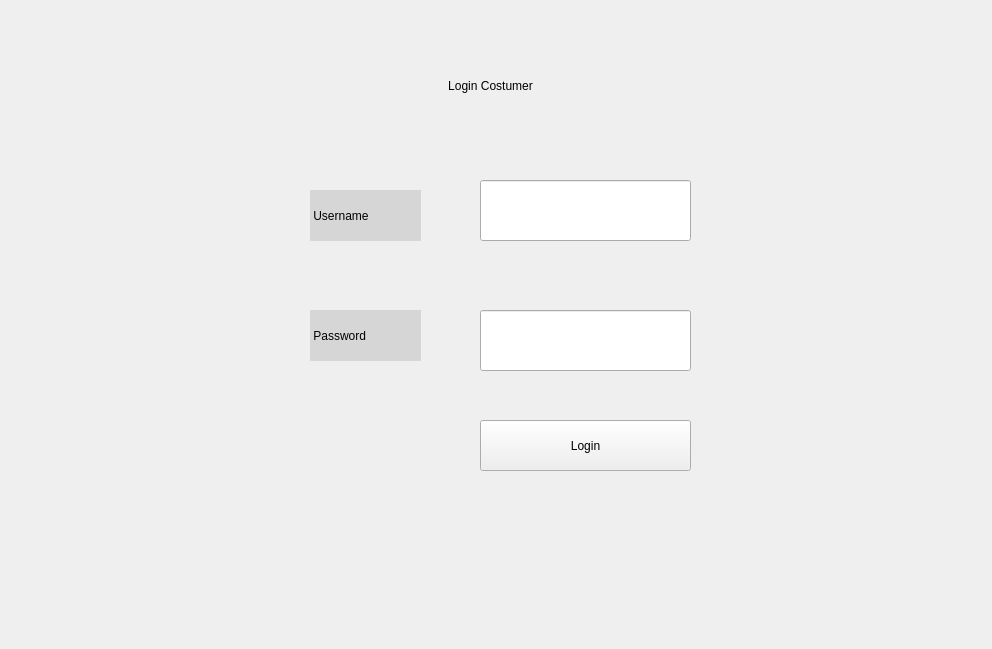
First picture: the form in UIAP_Final/costumerloginpage.ui, repository a-HA7-z/UIAP_Final, before the edit.
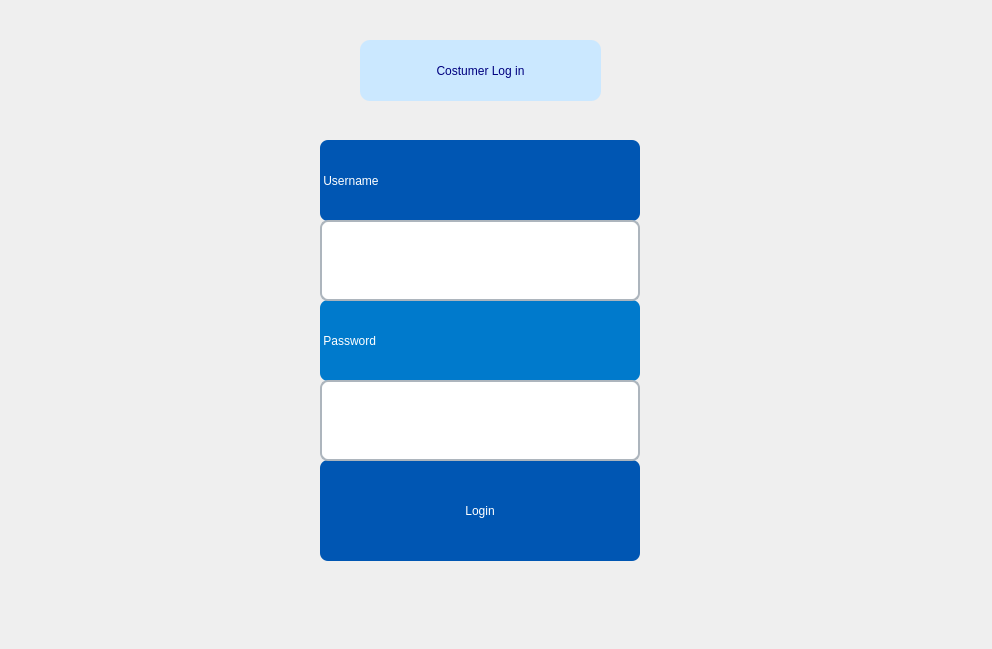
Second picture: the form after the edit. Icons and pictures are not drawn.

Commit message: setting background1

Diff of the .ui file:
```diff
--- a/UIAP_Final/costumerloginpage.ui
+++ b/UIAP_Final/costumerloginpage.ui
@@ -13,55 +13,176 @@
   <property name="windowTitle">
    <string>Form</string>
   </property>
+  <widget class="QLabel" name="label_7">
+   <property name="geometry">
+    <rect>
+     <x>360</x>
+     <y>40</y>
+     <width>241</width>
+     <height>61</height>
+    </rect>
+   </property>
+   <property name="styleSheet">
+    <string notr="true">color: rgb(0, 0, 127);
+background-color: rgb(203, 232, 255);
+font: 16pt &quot;Malgun Gothic&quot;;
+border-radius: 10px;</string>
+   </property>
+   <property name="text">
+    <string>Costumer Log in</string>
+   </property>
+   <property name="alignment">
+    <set>Qt::AlignmentFlag::AlignCenter</set>
+   </property>
+  </widget>
+  <widget class="QLabel" name="background">
+   <property name="enabled">
+    <bool>true</bool>
+   </property>
+   <property name="geometry">
+    <rect>
+     <x>-60</x>
+     <y>0</y>
+     <width>1091</width>
+     <height>651</height>
+    </rect>
+   </property>
+   <property name="styleSheet">
+    <string notr="true">background-image: url(:/background1/image2.png);</string>
+   </property>
+   <property name="text">
+    <string/>
+   </property>
+  </widget>
   <widget class="QLabel" name="label_2">
    <property name="geometry">
     <rect>
-     <x>310</x>
-     <y>310</y>
-     <width>111</width>
-     <height>51</height>
+     <x>320</x>
+     <y>300</y>
+     <width>320</width>
+     <height>81</height>
     </rect>
    </property>
+   <property name="sizePolicy">
+    <sizepolicy hsizetype="Preferred" vsizetype="Fixed">
+     <horstretch>0</horstretch>
+     <verstretch>0</verstretch>
+    </sizepolicy>
+   </property>
+   <property name="minimumSize">
+    <size>
+     <width>0</width>
+     <height>61</height>
+    </size>
+   </property>
+   <property name="maximumSize">
+    <size>
+     <width>16777215</width>
+     <height>500</height>
+    </size>
+   </property>
    <property name="styleSheet">
-    <string notr="true">background-color: rgb(214, 214, 214);
-color: rgb(0, 0, 0);</string>
+    <string notr="true">background-color: rgb(0, 122, 204);
+color: rgb(255, 255, 255);
+border-radius: 8px;
+font: 14pt &quot;Calibri&quot;;</string>
    </property>
    <property name="text">
     <string> Password</string>
    </property>
   </widget>
+  <widget class="QPushButton" name="pushButton">
+   <property name="geometry">
+    <rect>
+     <x>320</x>
+     <y>460</y>
+     <width>320</width>
+     <height>101</height>
+    </rect>
+   </property>
+   <property name="minimumSize">
+    <size>
+     <width>0</width>
+     <height>61</height>
+    </size>
+   </property>
+   <property name="maximumSize">
+    <size>
+     <width>16777215</width>
+     <height>500</height>
+    </size>
+   </property>
+   <property name="styleSheet">
+    <string notr="true">background-color: rgb(0, 86, 179);
+color: rgb(255, 255, 255);
+border-radius: 8px;
+font: 14pt &quot;Calibri&quot;;</string>
+   </property>
+   <property name="text">
+    <string>Login</string>
+   </property>
+  </widget>
   <widget class="QLineEdit" name="passwordEdit">
    <property name="geometry">
     <rect>
-     <x>480</x>
-     <y>310</y>
-     <width>211</width>
-     <height>61</height>
+     <x>320</x>
+     <y>380</y>
+     <width>320</width>
+     <height>81</height>
     </rect>
    </property>
-  </widget>
-  <widget class="QLineEdit" name="usernameEdit">
-   <property name="geometry">
-    <rect>
-     <x>480</x>
-     <y>180</y>
-     <width>211</width>
+   <property name="minimumSize">
+    <size>
+     <width>0</width>
      <height>61</height>
-    </rect>
+    </size>
+   </property>
+   <property name="maximumSize">
+    <size>
+     <width>16777215</width>
+     <height>500</height>
+    </size>
+   </property>
+   <property name="styleSheet">
+    <string notr="true">color: rgb(0, 0, 0);
+border-radius: 8px;
+font: 14pt &quot;Calibri&quot;;
+border: 2px solid rgb(173, 181, 189);
+background-color: rgb(255, 255, 255);</string>
    </property>
   </widget>
   <widget class="QLabel" name="label">
    <property name="geometry">
     <rect>
-     <x>310</x>
-     <y>190</y>
-     <width>111</width>
-     <height>51</height>
+     <x>320</x>
+     <y>140</y>
+     <width>320</width>
+     <height>81</height>
     </rect>
    </property>
+   <property name="sizePolicy">
+    <sizepolicy hsizetype="Preferred" vsizetype="Fixed">
+     <horstretch>0</horstretch>
+     <verstretch>0</verstretch>
+    </sizepolicy>
+   </property>
+   <property name="minimumSize">
+    <size>
+     <width>0</width>
+     <height>61</height>
+    </size>
+   </property>
+   <property name="maximumSize">
+    <size>
+     <width>16777215</width>
+     <height>500</height>
+    </size>
+   </property>
    <property name="styleSheet">
-    <string notr="true">background-color: rgb(214, 214, 214);
-color: rgb(0, 0, 0);</string>
+    <string notr="true">background-color: rgb(0, 86, 179);
+color: rgb(255, 255, 255);
+border-radius: 8px;
+font: 14pt &quot;Calibri&quot;;</string>
    </property>
    <property name="text">
     <string> Username</string>
@@ -70,31 +191,31 @@
   <widget class="QPushButton" name="pushButton">
    <property name="geometry">
     <rect>
-     <x>480</x>
-     <y>420</y>
-     <width>211</width>
-     <height>51</height>
+     <x>320</x>
+     <y>220</y>
+     <width>320</width>
+     <height>81</height>
     </rect>
    </property>
-   <property name="text">
-    <string>Login</string>
+   <property name="minimumSize">
+    <size>
+     <width>0</width>
+     <height>61</height>
+    </size>
    </property>
-  </widget>
-  <widget class="QLabel" name="label_3">
-   <property name="geometry">
-    <rect>
-     <x>400</x>
-     <y>60</y>
-     <width>181</width>
-     <height>51</height>
-    </rect>
+   <property name="maximumSize">
+    <size>
+     <width>16777215</width>
+     <height>500</height>
+    </size>
    </property>
-   <property name="text">
-    <string>Login Costumer</string>
+   <property name="styleSheet">
+    <string notr="true">color: rgb(0, 0, 0);
+border-radius: 8px;
+font: 14pt &quot;Calibri&quot;;
+border: 2px solid rgb(173, 181, 189);
+background-color: rgb(255, 255, 255);</string>
    </property>
-   <property name="alignment">
-    <set>Qt::AlignmentFlag::AlignCenter</set>
-   </property>
   </widget>
  </widget>
  <resources/>
```
Left out of the diff: 9 changed lines with no effect on the pictures. The commit also changes 10 other files.
